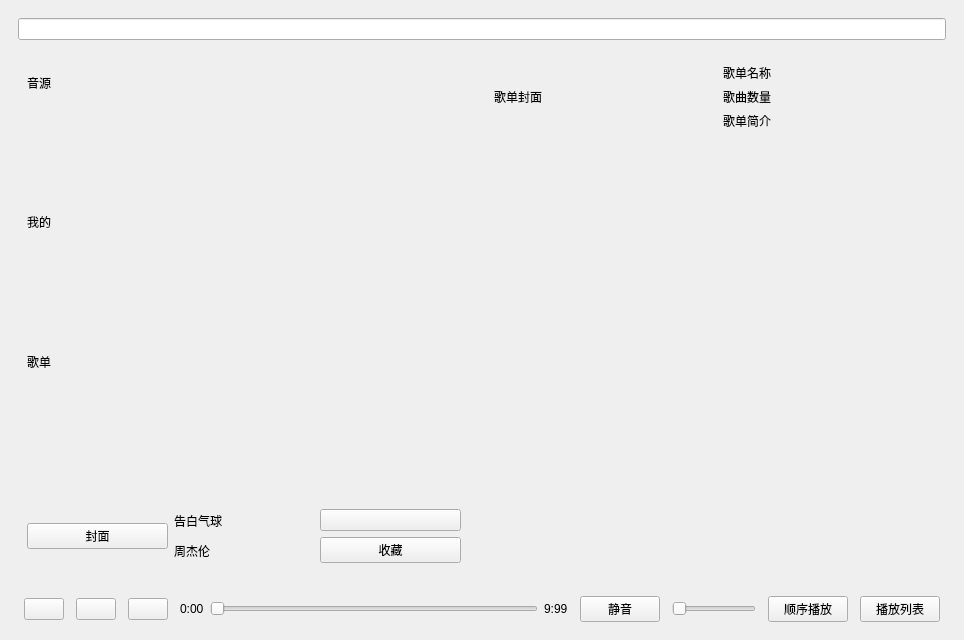
Modolet/1Music, file mainwindow.ui: the form before one commit.
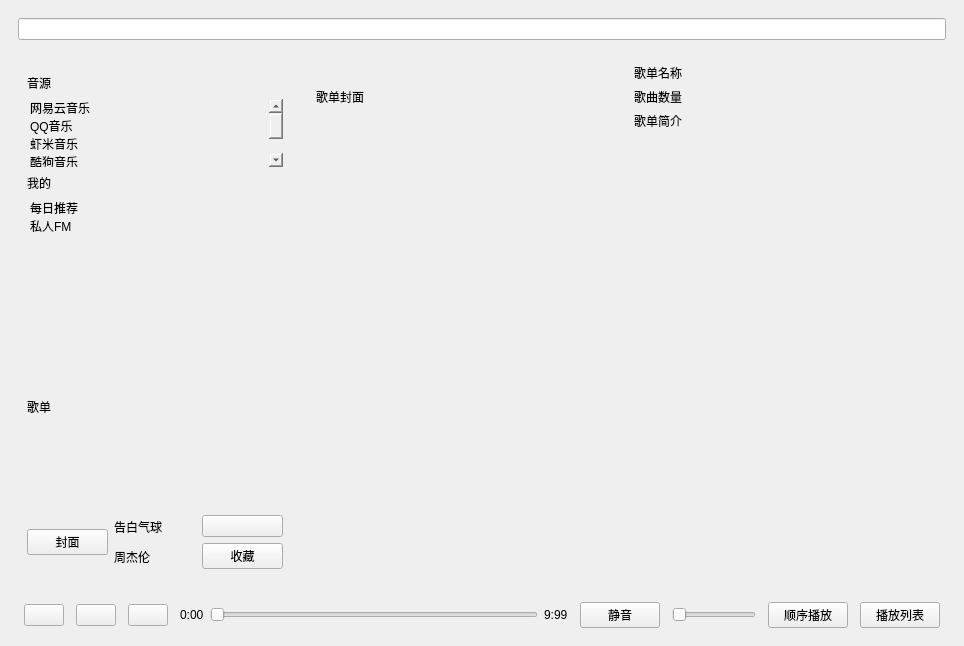
The form after the commit. Icons and pictures are not drawn.

Commit message: 修改了左侧列表和歌单的布局分布，并且设置Mine和Source的windget宽度自适应

What changed in the file:
```diff
--- a/mainwindow.ui
+++ b/mainwindow.ui
@@ -25,7 +25,7 @@
      </widget>
     </item>
     <item>
-     <layout class="QHBoxLayout" name="horizontalLayout_7">
+     <layout class="QHBoxLayout" name="horizontalLayout_7" stretch="0,1">
       <item>
        <widget class="QWidget" name="widget_Left" native="true">
         <layout class="QVBoxLayout" name="verticalLayout_4">
@@ -58,10 +58,41 @@
             </item>
             <item>
              <widget class="QListWidget" name="listWidget_MusicSource">
+              <property name="sizePolicy">
+               <sizepolicy hsizetype="Expanding" vsizetype="Expanding">
+                <horstretch>0</horstretch>
+                <verstretch>0</verstretch>
+               </sizepolicy>
+              </property>
               <property name="styleSheet">
                <string notr="true">border:0px solid gray;
 background-color: rgba(255, 255, 255, 0);</string>
               </property>
+              <item>
+               <property name="text">
+                <string>网易云音乐</string>
+               </property>
+              </item>
+              <item>
+               <property name="text">
+                <string>QQ音乐</string>
+               </property>
+              </item>
+              <item>
+               <property name="text">
+                <string>虾米音乐</string>
+               </property>
+              </item>
+              <item>
+               <property name="text">
+                <string>酷狗音乐</string>
+               </property>
+              </item>
+              <item>
+               <property name="text">
+                <string>本地音乐</string>
+               </property>
+              </item>
              </widget>
             </item>
             <item>
@@ -90,10 +121,44 @@
             </item>
             <item>
              <widget class="QListWidget" name="listWidget_Mine">
+              <property name="sizePolicy">
+               <sizepolicy hsizetype="Expanding" vsizetype="Minimum">
+                <horstretch>0</horstretch>
+                <verstretch>0</verstretch>
+               </sizepolicy>
+              </property>
               <property name="styleSheet">
                <string notr="true">border:0px solid gray;
 background-color: rgba(255, 255, 255, 0);</string>
               </property>
+              <property name="movement">
+               <enum>QListView::Static</enum>
+              </property>
+              <property name="flow">
+               <enum>QListView::TopToBottom</enum>
+              </property>
+              <property name="isWrapping" stdset="0">
+               <bool>false</bool>
+              </property>
+              <property name="layoutMode">
+               <enum>QListView::SinglePass</enum>
+              </property>
+              <property name="viewMode">
+               <enum>QListView::ListMode</enum>
+              </property>
+              <property name="uniformItemSizes">
+               <bool>false</bool>
+              </property>
+              <item>
+               <property name="text">
+                <string>每日推荐</string>
+               </property>
+              </item>
+              <item>
+               <property name="text">
+                <string>私人FM</string>
+               </property>
+              </item>
              </widget>
             </item>
             <item>
@@ -122,6 +187,12 @@
             </item>
             <item>
              <widget class="QListWidget" name="listWidget_SongList">
+              <property name="sizePolicy">
+               <sizepolicy hsizetype="Expanding" vsizetype="Maximum">
+                <horstretch>0</horstretch>
+                <verstretch>0</verstretch>
+               </sizepolicy>
+              </property>
               <property name="styleSheet">
                <string notr="true">border:0px solid gray;
 background-color: rgba(255, 255, 255, 0);</string>
```
The commit also changes 1 other file.
